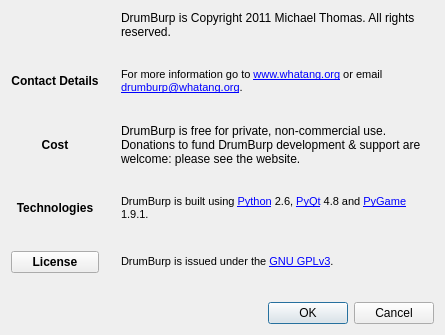
First picture: the form in src/GUI/dbInfo.ui, repository Whatang/DrumBurp, before the edit.
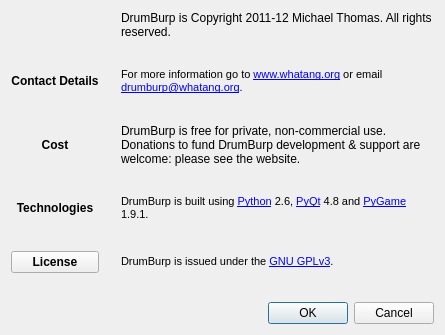
Second picture: the form after the edit. Icons and pictures are not drawn.

Commit message: Update copyright info in dialogs.

```diff
--- a/src/GUI/dbInfo.ui
+++ b/src/GUI/dbInfo.ui
@@ -36,7 +36,7 @@
       </sizepolicy>
      </property>
      <property name="text">
-      <string>DrumBurp is Copyright 2011 Michael Thomas. All rights reserved.</string>
+      <string>DrumBurp is Copyright 2011-12 Michael Thomas. All rights reserved.</string>
      </property>
      <property name="wordWrap">
       <bool>true</bool>
```
The commit also changes 3 other files.
